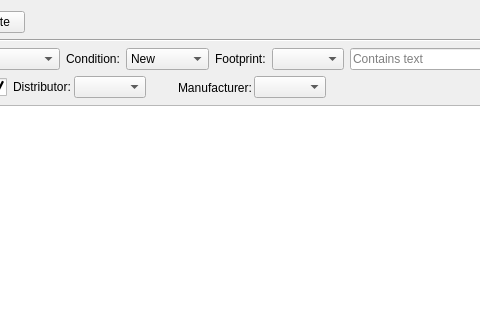
jassuncao/myparts, file src/testform2.ui: the form before one commit; both pictures show x 238 to 718 and y 0 to 320 of the 1039 by 544 pixel window.
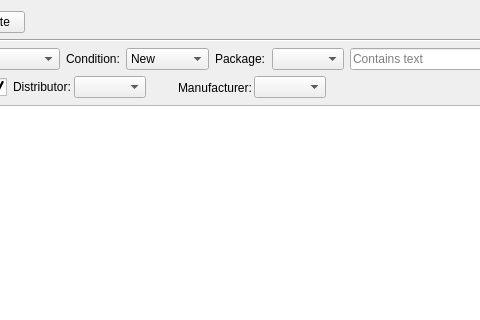
The form after the commit. Icons and pictures are not drawn.

Commit message: * Using the designation "package" instead of "footprint" * Removes the previs "part_" from some entities

```diff
--- a/src/testform2.ui
+++ b/src/testform2.ui
@@ -131,7 +131,7 @@
      <item>
       <widget class="QLabel" name="label_2">
        <property name="text">
-        <string>Footprint:</string>
+        <string>Package:</string>
        </property>
       </widget>
      </item>
```
The commit also changes 46 other files.
